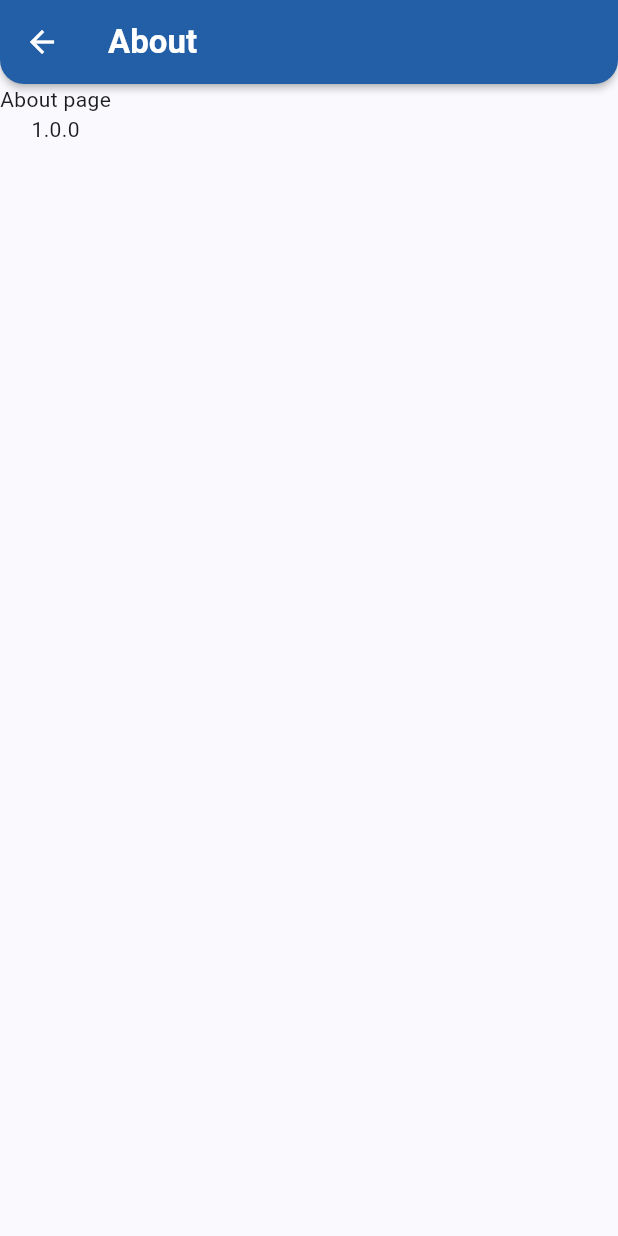
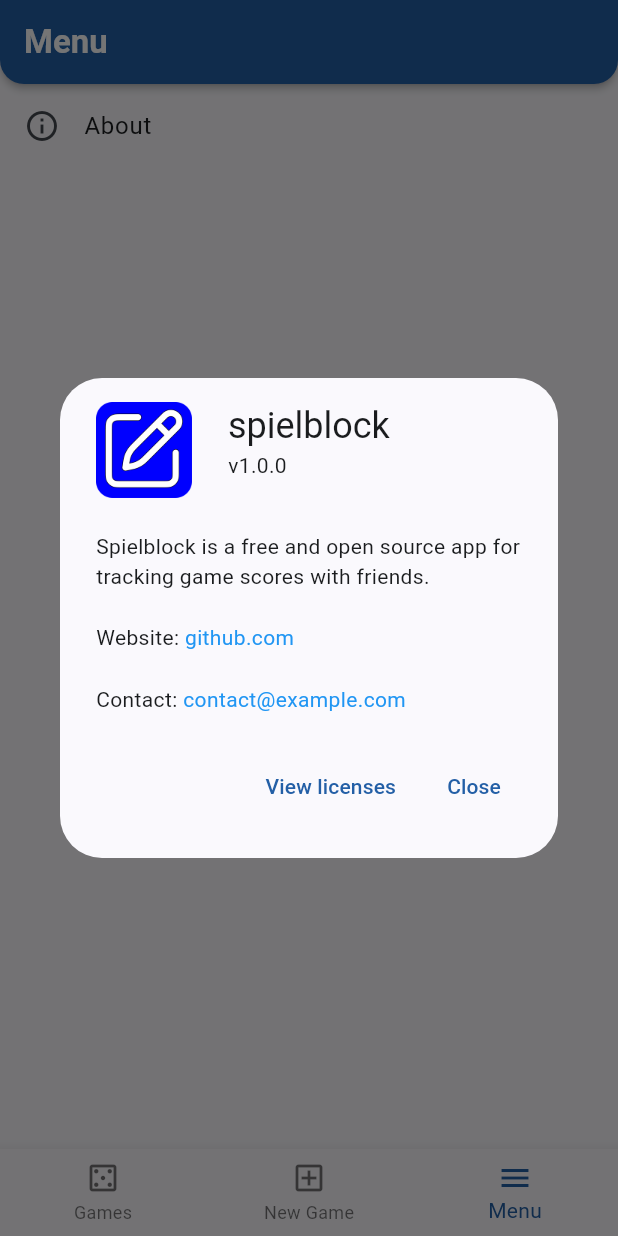
Before and after one commit to Peetee06/ScoreScribe, a Flutter app: the screen it shows after launch, item 3 of the bottom bar chosen, after a tap on "About", on a phone screen of 412 x 824 dp. Run offline on Flutter 3.47's test engine with Material 2 defaults, Android fonts, the phone set to English and light mode, and no system bars; our stand-ins replace custom_refresh_indicator, flutter_riverpod, package_info_plus, sqflite; missing offline and left inert: linked_scroll_controller; accounts and stored records are empty.

Commit message:
Finish about dialog

```diff
--- a/lib/screens/about.dart
+++ b/lib/screens/about.dart
@@ -1,5 +1,7 @@
 import 'package:flutter/material.dart';
+import 'package:flutter/services.dart';
 import 'package:package_info_plus/package_info_plus.dart';
+import 'package:url_launcher/url_launcher.dart';
 
 class AboutScreen extends StatelessWidget {
   const AboutScreen({super.key});
@@ -17,35 +19,90 @@ class AboutScreen extends StatelessWidget {
 
   @override
   Widget build(BuildContext context) {
-    return Scaffold(
-        appBar: AppBar(
-          title: Text(
-            "About",
-            style: Theme.of(context).textTheme.titleLarge!.copyWith(
-                  color: Theme.of(context).colorScheme.onPrimary,
-                  fontWeight: FontWeight.bold,
+    const String website = "github.com";
+    const String email = "contact@example.com";
+
+    return FutureBuilder(
+      future: updateMetaData(),
+      builder: (context, snapshot) => snapshot.hasData
+          ? Center(
+              child: AboutDialog(
+                applicationIcon: Image.asset(
+                  "assets/app_icon.png",
+                  width: 64,
+                  height: 64,
                 ),
-          ),
-          iconTheme: Theme.of(context).iconTheme.copyWith(
-                color: Theme.of(context).colorScheme.onPrimary,
+                applicationName: snapshot.data!["appName"],
+                applicationVersion: "v${snapshot.data!["version"]}",
+                children: [
+                  const Text(
+                      "Spielblock is a free and open source app for tracking game scores with friends."),
+                  const Text(""),
+                  Row(
+                    children: [
+                      const Text("Website: "),
+                      GestureDetector(
+                        child: const Text(
+                          "github.com",
+                          style: TextStyle(color: Colors.blue),
+                        ),
+                        onTap: () async {
+                          Uri url = Uri(
+                              scheme: "https",
+                              host: website,
+                              pathSegments: ["Peetee06", "spielblock"]);
+                          final BuildContext contextBeforeGap = context;
+                          if (await canLaunchUrl(url)) {
+                            await launchUrl(url);
+                          } else {
+                            Clipboard.setData(
+                                ClipboardData(text: url.toString()));
+                            ScaffoldMessenger.of(contextBeforeGap).showSnackBar(
+                              const SnackBar(
+                                content: Text(
+                                    'Unable to open website.\nWebsite URL was copied to clipboard instead.'),
+                              ),
+                            );
+                          }
+                        },
+                      ),
+                    ],
+                  ),
+                  const Text(""),
+                  Row(
+                    children: [
+                      const Text("Contact: "),
+                      GestureDetector(
+                        child: const Text(
+                          email,
+                          style: TextStyle(color: Colors.blue),
+                        ),
+                        onTap: () async {
+                          Uri url = Uri(
+                            scheme: 'mailto',
+                            path: email,
+                          );
+                          final BuildContext contextBeforeGap = context;
+                          if (await canLaunchUrl(url)) {
+                            await launchUrl(url);
+                          } else {
+                            Clipboard.setData(
+                                ClipboardData(text: url.toString()));
+                            ScaffoldMessenger.of(contextBeforeGap).showSnackBar(
+                              const SnackBar(
+                                content: Text(
+                                    'Unable to open mail app.\nEmail address was copied to clipboard instead.'),
+                              ),
+                            );
+                          }
+                        },
+                      ),
+                    ],
+                  ),
+                ],
               ),
-          backgroundColor: Theme.of(context).colorScheme.surfaceTint,
-          shape: const RoundedRectangleBorder(
-            borderRadius: BorderRadius.vertical(
-              bottom: Radius.circular(16),
-            ),
-          ),
-          elevation: 2,
-          shadowColor: Theme.of(context).colorScheme.shadow,
-        ),
-        body: FutureBuilder(
-          future: updateMetaData(),
-          builder: (context, snapshot) => Column(
-            children: [
-              const Text("About page"),
-              Text(snapshot.hasData ? snapshot.data!["version"] : "Not loaded"),
-            ],
-          ),
-        ));
+            )
+          : const Center(child: CircularProgressIndicator()),
+    );
   }
 }
--- a/lib/screens/menu.dart
+++ b/lib/screens/menu.dart
@@ -17,10 +17,9 @@ class _MenuScreenState extends State<MenuScreen> {
           leading: const Icon(Icons.info_outline),
           title: const Text("About"),
           onTap: () {
-            Navigator.of(context).push(
-              MaterialPageRoute(
-                builder: (context) => const AboutScreen(),
-              ),
+            showDialog(
+              context: context,
+              builder: (BuildContext context) => const AboutScreen(),
             );
           },
         ),
```
Also changed, not shown: pubspec.yaml (+10 -1 lines), assets/app_icon.png (added), pubspec.lock, 34 other files.
